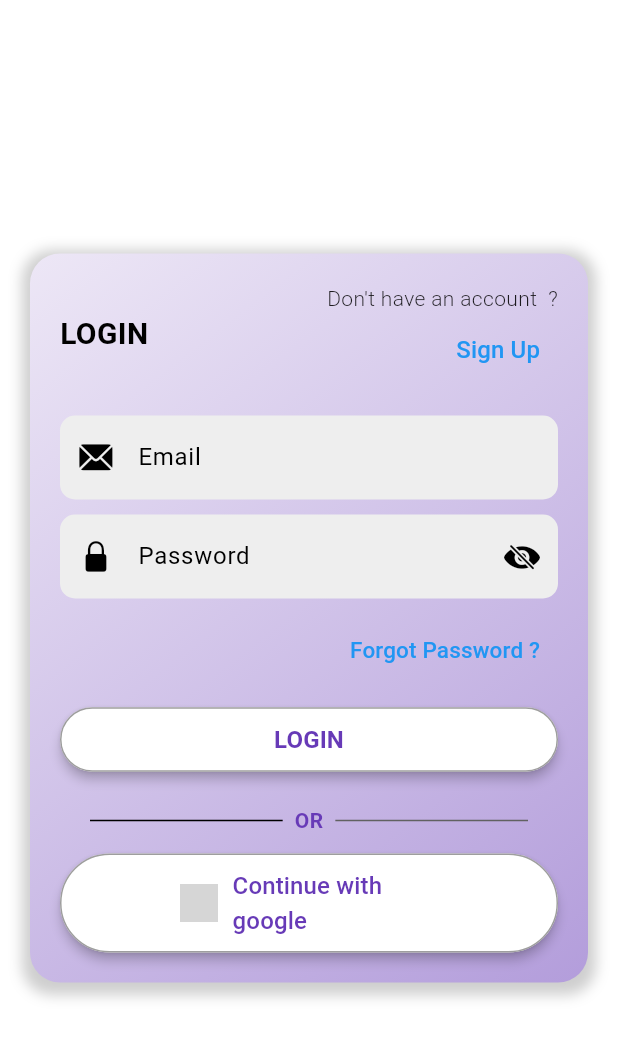
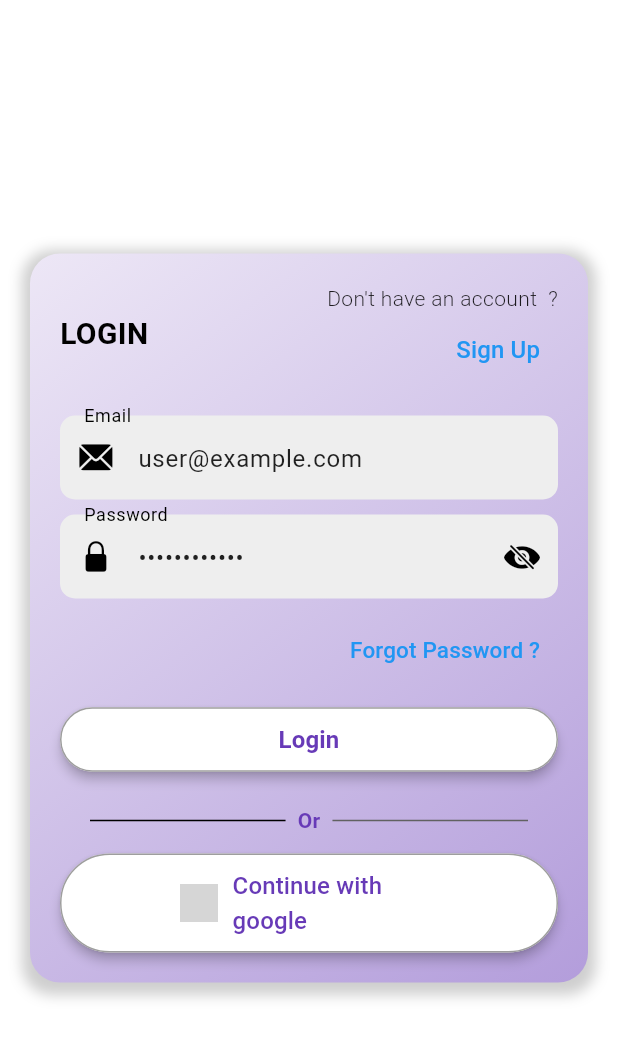
Before and after one commit to PrathameshPatil-01/Flutter_Web_Responsive, a Flutter app: the screen it shows after launch, after a tap on "Sign Up", after a tap on "Login", on a phone screen of 412 x 824 dp. Shown: the top 1038 px of the screen. Run offline on Flutter 3.47's test engine with Material 3 defaults, Android fonts, the phone set to English and light mode, and no system bars; our stand-ins replace bloc, cloud_firestore, csc_picker, equatable, firebase_auth, firebase_core and 3 more; missing offline and left inert: image_picker_web, universal_html; accounts and stored records are empty; network calls fail; grey boxes are pictures that could not be loaded.

Commit message:
Added Pre-filled User Credentials

```diff
--- a/lib/screens/authentication/login_screen.dart
+++ b/lib/screens/authentication/login_screen.dart
@@ -31,6 +31,22 @@ class _LoginScreenState extends State<LoginScreen> {
   bool containsNumber = false;
   bool containsSpecialChar = false;
   bool contains8Length = false;
+
+
+  @override
+  void initState() {
+    super.initState();
+    // Pre-fill the email and password
+    _emailController.text = "user@example.com"; // Pre-filled email
+    _passwordController.text = "Password@123";    // Pre-filled password
+  }
+
+  @override
+  void dispose() {
+    _emailController.dispose();
+    _passwordController.dispose();
+    super.dispose();
+  }
 
   @override
   Widget build(BuildContext context) {
@@ -390,7 +406,7 @@ class _LoginScreenState extends State<LoginScreen> {
                                                   milliseconds: 200),
                                               child: !loginRequired
                                                   ? const Text(
-                                                      'LOGIN',
+                                                      'Login',
                                                       textAlign:
                                                           TextAlign.center,
                                                       style: TextStyle(
@@ -440,7 +456,7 @@ class _LoginScreenState extends State<LoginScreen> {
                                       padding: const EdgeInsets.symmetric(
                                           horizontal: 8.0),
                                       child: Text(
-                                        'OR',
+                                        'Or',
                                         style: TextStyle(
                                           color: Theme.of(context)
                                               .colorScheme
--- a/lib/screens/authentication/signup_screen.dart
+++ b/lib/screens/authentication/signup_screen.dart
@@ -498,7 +498,7 @@ class _SignUpScreenState extends State<SignUpScreen> {
                                       padding:
                                           EdgeInsets.symmetric(vertical: 10),
                                       child: Text(
-                                        'SIGN UP',
+                                        'Sign up',
                                         textAlign: TextAlign.center,
                                         style: TextStyle(
                                             fontSize: 16,
@@ -530,7 +530,7 @@ class _SignUpScreenState extends State<SignUpScreen> {
                                     padding:
                                         EdgeInsets.symmetric(horizontal: 8.0),
                                     child: Text(
-                                      'OR',
+                                      'Or',
                                       style: TextStyle(
                                         color: Colors.black,
                                         fontWeight: FontWeight.bold,
```
